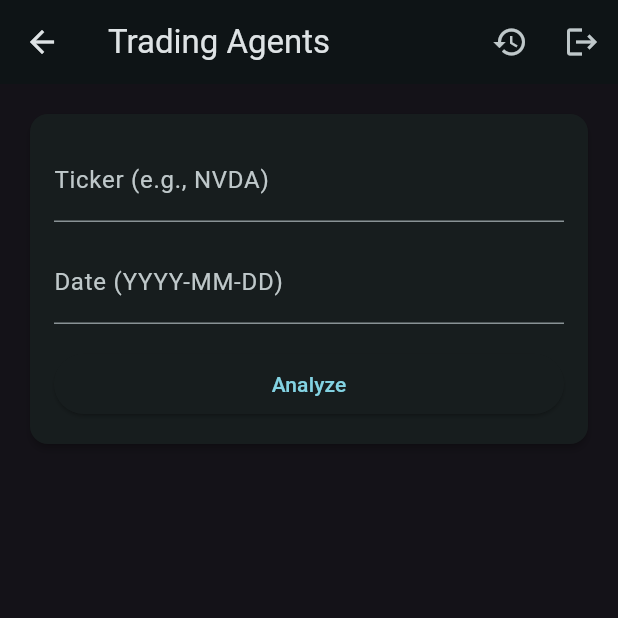
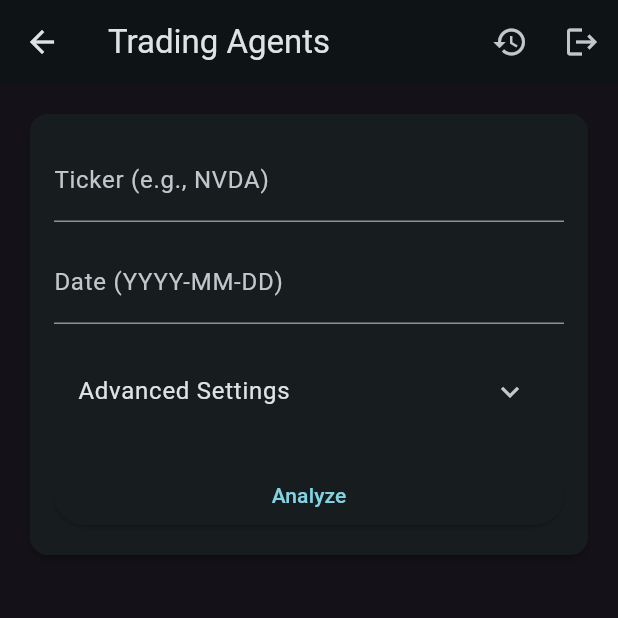
Before and after one commit to amritrajpaul/LetAgents_DYOR, a Flutter app: the AnalysisScreen screen opened by its route, on a phone screen of 412 x 824 dp, the top half of it. Run offline on Flutter 3.47's test engine with Material 3 defaults, Android fonts, the phone set to English and light mode, and no system bars; our stand-ins replace shared_preferences; accounts and stored records are empty.

Commit message:
Add advanced settings UI and backend support

```diff
--- a/mobile/lib/analysis_screen.dart
+++ b/mobile/lib/analysis_screen.dart
@@ -22,6 +22,83 @@ class AnalysisScreen extends StatefulWidget {
 class _AnalysisScreenState extends State<AnalysisScreen> {
   final _tickerController = TextEditingController();
   final _dateController = TextEditingController();
+
+  // Advanced settings
+  double _researchDepth = 1;
+  final Map<String, String> _providerUrls = const {
+    'OpenAI': 'https://api.openai.com/v1',
+    'Anthropic': 'https://api.anthropic.com/',
+    'Google': 'https://generativelanguage.googleapis.com/v1',
+    'Openrouter': 'https://openrouter.ai/api/v1',
+    'Ollama': 'http://localhost:11434/v1',
+  };
+  final Map<String, List<String>> _quickModels = const {
+    'OpenAI': ['gpt-4o-mini', 'gpt-4.1-nano', 'gpt-4.1-mini', 'gpt-4o'],
+    'Anthropic': [
+      'claude-3-5-haiku-latest',
+      'claude-3-5-sonnet-latest',
+      'claude-3-7-sonnet-latest',
+      'claude-sonnet-4-0'
+    ],
+    'Google': [
+      'gemini-2.0-flash-lite',
+      'gemini-2.0-flash',
+      'gemini-2.5-flash-preview-05-20'
+    ],
+    'Openrouter': [
+      'meta-llama/llama-4-scout:free',
+      'meta-llama/llama-3.3-8b-instruct:free',
+      'google/gemini-2.0-flash-exp:free'
+    ],
+    'Ollama': ['llama3.1', 'llama3.2'],
+  };
+  final Map<String, List<String>> _deepModels = const {
+    'OpenAI': [
+      'gpt-4.1-nano',
+      'gpt-4.1-mini',
+      'gpt-4o',
+      'o4-mini',
+      'o3-mini',
+      'o3',
+      'o1'
+    ],
+    'Anthropic': [
+      'claude-3-5-haiku-latest',
+      'claude-3-5-sonnet-latest',
+      'claude-3-7-sonnet-latest',
+      'claude-sonnet-4-0',
+      'claude-opus-4-0'
+    ],
+    'Google': [
+      'gemini-2.0-flash-lite',
+      'gemini-2.0-flash',
+      'gemini-2.5-flash-preview-05-20',
+      'gemini-2.5-pro-preview-06-05'
+    ],
+    'Openrouter': [
+      'deepseek/deepseek-chat-v3-0324:free',
+      'deepseek/deepseek-chat-v3-0324:free'
+    ],
+    'Ollama': ['llama3.1', 'qwen3'],
+  };
+  String _selectedProvider = 'OpenAI';
+  late String _backendUrl;
+  late String _quickModel;
+  late String _deepModel;
+  final Map<String, bool> _analysts = {
+    'market': true,
+    'social': true,
+    'news': true,
+    'fundamentals': true,
+  };
+
+  @override
+  void initState() {
+    super.initState();
+    _backendUrl = _providerUrls[_selectedProvider]!;
+    _quickModel = _quickModels[_selectedProvider]!.first;
+    _deepModel = _deepModels[_selectedProvider]!.first;
+  }
 
   bool _loading = false;
   double _progress = 0;
@@ -89,7 +166,19 @@ class _AnalysisScreenState extends State<AnalysisScreen> {
           'Content-Type': 'application/json',
           'Authorization': 'Bearer ${AuthService.token}',
         })
-        ..body = jsonEncode({'ticker': ticker, 'date': date});
+        ..body = jsonEncode({
+          'ticker': ticker,
+          'date': date,
+          'research_depth': _researchDepth.round(),
+          'analysts': _analysts.entries
+              .where((e) => e.value)
+              .map((e) => e.key)
+              .toList(),
+          'llm_provider': _selectedProvider.toLowerCase(),
+          'backend_url': _backendUrl,
+          'quick_model': _quickModel,
+          'deep_model': _deepModel,
+        });
 
       final response = await client.send(request);
       if (response.statusCode != 200) {
@@ -249,6 +338,79 @@ class _AnalysisScreenState extends State<AnalysisScreen> {
               onTap: _pickDate,
             ),
             const SizedBox(height: 16),
+            ExpansionTile(
+              title: const Text('Advanced Settings'),
+              childrenPadding: const EdgeInsets.symmetric(horizontal: 8),
+              children: [
+                Row(
+                  children: [
+                    Text('Debate Rounds: ${_researchDepth.round()}'),
+                    Expanded(
+                      child: Slider(
+                        value: _researchDepth,
+                        min: 1,
+                        max: 5,
+                        divisions: 4,
+                        label: _researchDepth.round().toString(),
+                        onChanged: (v) => setState(() => _researchDepth = v),
+                      ),
+                    ),
+                  ],
+                ),
+                const SizedBox(height: 8),
+                DropdownButton<String>(
+                  value: _selectedProvider,
+                  onChanged: (value) {
+                    if (value == null) return;
+                    setState(() {
+                      _selectedProvider = value;
+                      _backendUrl = _providerUrls[value]!;
+                      _quickModel = _quickModels[value]!.first;
+                      _deepModel = _deepModels[value]!.first;
+                    });
+                  },
+                  items: _providerUrls.keys
+                      .map((p) => DropdownMenuItem(value: p, child: Text(p)))
+                      .toList(),
+                ),
+                const SizedBox(height: 8),
+                DropdownButton<String>(
+                  value: _quickModel,
+                  onChanged: (value) {
+                    if (value != null) {
+                      setState(() => _quickModel = value);
+                    }
+                  },
+                  items: _quickModels[_selectedProvider]!
+                      .map((m) => DropdownMenuItem(value: m, child: Text(m)))
+                      .toList(),
+                ),
+                const SizedBox(height: 8),
+                DropdownButton<String>(
+                  value: _deepModel,
+                  onChanged: (value) {
+                    if (value != null) {
+                      setState(() => _deepModel = value);
+                    }
+                  },
+                  items: _deepModels[_selectedProvider]!
+                      .map((m) => DropdownMenuItem(value: m, child: Text(m)))
+                      .toList(),
+                ),
+                const SizedBox(height: 8),
+                Wrap(
+                  spacing: 8,
+                  children: _analysts.keys.map((a) {
+                    return FilterChip(
+                      label: Text(a[0].toUpperCase() + a.substring(1)),
+                      selected: _analysts[a]!,
+                      onSelected: (v) => setState(() => _analysts[a] = v),
+                    );
+                  }).toList(),
+                ),
+              ],
+            ),
+            const SizedBox(height: 16),
             if (_error != null) ...[
               SelectableText(
                 _error!,
```
Also changed, not shown: 1 other file.
